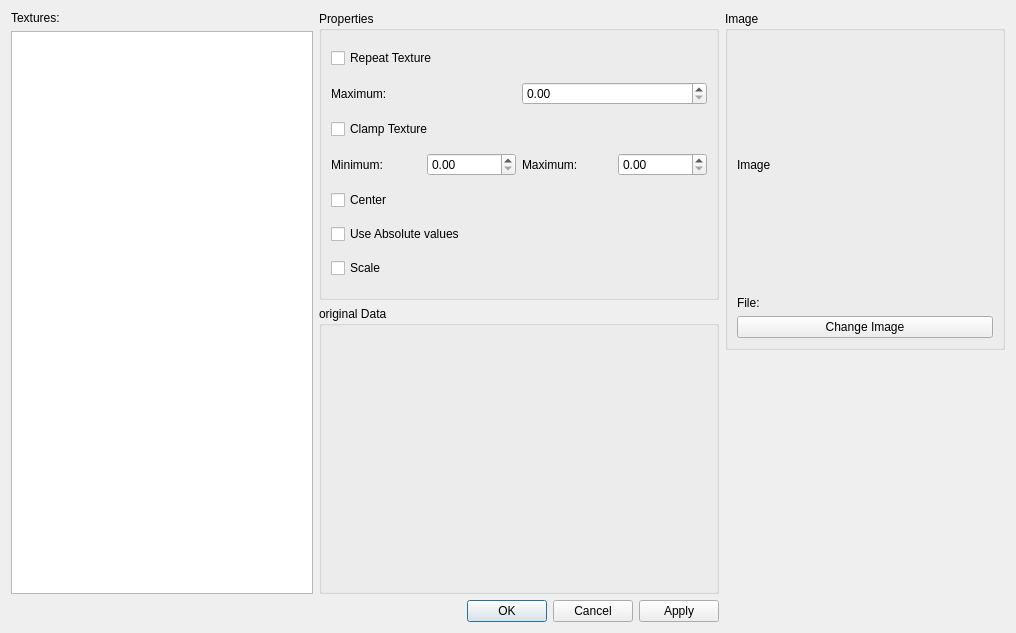
This is Plugin-TextureControl/textureProperties.ui in ShenRen/OpenFlipper as Qt 5 draws it before an edit. The edited form follows.
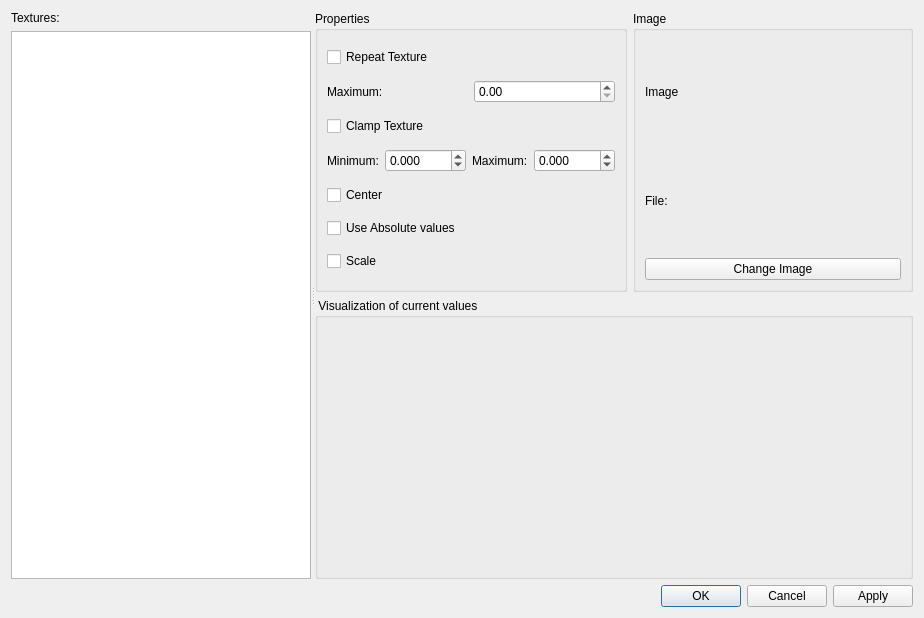
This is the edited form.

```diff
--- a/Plugin-TextureControl/textureProperties.ui
+++ b/Plugin-TextureControl/textureProperties.ui
@@ -5,8 +5,8 @@
    <rect>
     <x>0</x>
     <y>0</y>
-    <width>1016</width>
-    <height>633</height>
+    <width>877</width>
+    <height>618</height>
    </rect>
   </property>
   <property name="minimumSize" >
@@ -24,15 +24,13 @@
   <property name="windowTitle" >
    <string>Dialog</string>
   </property>
-  <layout class="QGridLayout" name="gridLayout_2" >
-   <item rowspan="2" row="0" column="0" >
+  <layout class="QVBoxLayout" name="verticalLayout_5" >
+   <item>
     <widget class="QSplitter" name="splitter" >
      <property name="orientation" >
       <enum>Qt::Horizontal</enum>
      </property>
-     <widget class="QWidget" name="layoutWidget" >
-      <layout class="QGridLayout" name="gridLayout" >
-       <item row="0" column="0" >
+     <widget class="QWidget" name="" >
         <layout class="QVBoxLayout" name="verticalLayout_2" >
          <item>
           <widget class="QLabel" name="textureLabel" >
@@ -69,10 +67,12 @@
           </widget>
          </item>
         </layout>
-       </item>
-       <item row="0" column="1" >
+     </widget>
+     <widget class="QWidget" name="" >
         <layout class="QVBoxLayout" name="verticalLayout_3" >
          <item>
+        <layout class="QHBoxLayout" name="horizontalLayout_3" >
+         <item>
           <widget class="QGroupBox" name="groupBox" >
            <property name="title" >
             <string>Properties</string>
@@ -108,6 +108,9 @@
             </item>
             <item>
              <layout class="QHBoxLayout" name="horizontalLayout" >
+              <property name="spacing" >
+               <number>6</number>
+              </property>
               <item>
                <widget class="QLabel" name="label" >
                 <property name="text" >
@@ -116,7 +119,20 @@
                </widget>
               </item>
               <item>
-               <widget class="QDoubleSpinBox" name="clamp_min" />
+               <widget class="QDoubleSpinBox" name="clamp_min" >
+                <property name="decimals" >
+                 <number>3</number>
+                </property>
+                <property name="minimum" >
+                 <double>-9999.000000000000000</double>
+                </property>
+                <property name="maximum" >
+                 <double>9999.000000000000000</double>
+                </property>
+                <property name="singleStep" >
+                 <double>0.500000000000000</double>
+                </property>
+               </widget>
               </item>
               <item>
                <widget class="QLabel" name="label_2" >
@@ -126,7 +142,20 @@
                </widget>
               </item>
               <item>
-               <widget class="QDoubleSpinBox" name="clamp_max" />
+               <widget class="QDoubleSpinBox" name="clamp_max" >
+                <property name="decimals" >
+                 <number>3</number>
+                </property>
+                <property name="minimum" >
+                 <double>-9999.000000000000000</double>
+                </property>
+                <property name="maximum" >
+                 <double>9999.000000000000000</double>
+                </property>
+                <property name="singleStep" >
+                 <double>0.500000000000000</double>
+                </property>
+               </widget>
               </item>
              </layout>
             </item>
@@ -155,45 +184,6 @@
           </widget>
          </item>
          <item>
-          <widget class="QGroupBox" name="originalData" >
-           <property name="minimumSize" >
-            <size>
-             <width>400</width>
-             <height>0</height>
-            </size>
-           </property>
-           <property name="title" >
-            <string>original Data</string>
-           </property>
-          </widget>
-         </item>
-        </layout>
-       </item>
-      </layout>
-     </widget>
-    </widget>
-   </item>
-   <item row="1" column="1" >
-    <spacer name="verticalSpacer" >
-     <property name="orientation" >
-      <enum>Qt::Vertical</enum>
-     </property>
-     <property name="sizeHint" stdset="0" >
-      <size>
-       <width>277</width>
-       <height>212</height>
-      </size>
-     </property>
-    </spacer>
-   </item>
-   <item row="2" column="0" >
-    <widget class="QDialogButtonBox" name="buttonBox" >
-     <property name="standardButtons" >
-      <set>QDialogButtonBox::Apply|QDialogButtonBox::Cancel|QDialogButtonBox::Ok</set>
-     </property>
-    </widget>
-   </item>
-   <item row="0" column="1" >
     <widget class="QGroupBox" name="imageBox" >
      <property name="minimumSize" >
       <size>
@@ -207,10 +197,16 @@
      <layout class="QVBoxLayout" name="verticalLayout_4" >
       <item>
        <widget class="QLabel" name="imageLabel" >
+              <property name="sizePolicy" >
+               <sizepolicy vsizetype="Minimum" hsizetype="Minimum" >
+                <horstretch>0</horstretch>
+                <verstretch>0</verstretch>
+               </sizepolicy>
+              </property>
         <property name="minimumSize" >
          <size>
-          <width>250</width>
-          <height>250</height>
+                <width>100</width>
+                <height>100</height>
          </size>
         </property>
         <property name="maximumSize" >
@@ -242,6 +238,33 @@
        </widget>
       </item>
      </layout>
+          </widget>
+         </item>
+        </layout>
+       </item>
+       <item>
+        <widget class="QGroupBox" name="originalData" >
+         <property name="minimumSize" >
+          <size>
+           <width>400</width>
+           <height>0</height>
+          </size>
+         </property>
+         <property name="title" >
+          <string> Visualization of current values </string>
+         </property>
+         <zorder>groupBox</zorder>
+        </widget>
+       </item>
+      </layout>
+     </widget>
+    </widget>
+   </item>
+   <item>
+    <widget class="QDialogButtonBox" name="buttonBox" >
+     <property name="standardButtons" >
+      <set>QDialogButtonBox::Apply|QDialogButtonBox::Cancel|QDialogButtonBox::Ok</set>
+     </property>
     </widget>
    </item>
   </layout>
```
Lines whose indentation alone changed are shown as unchanged.
